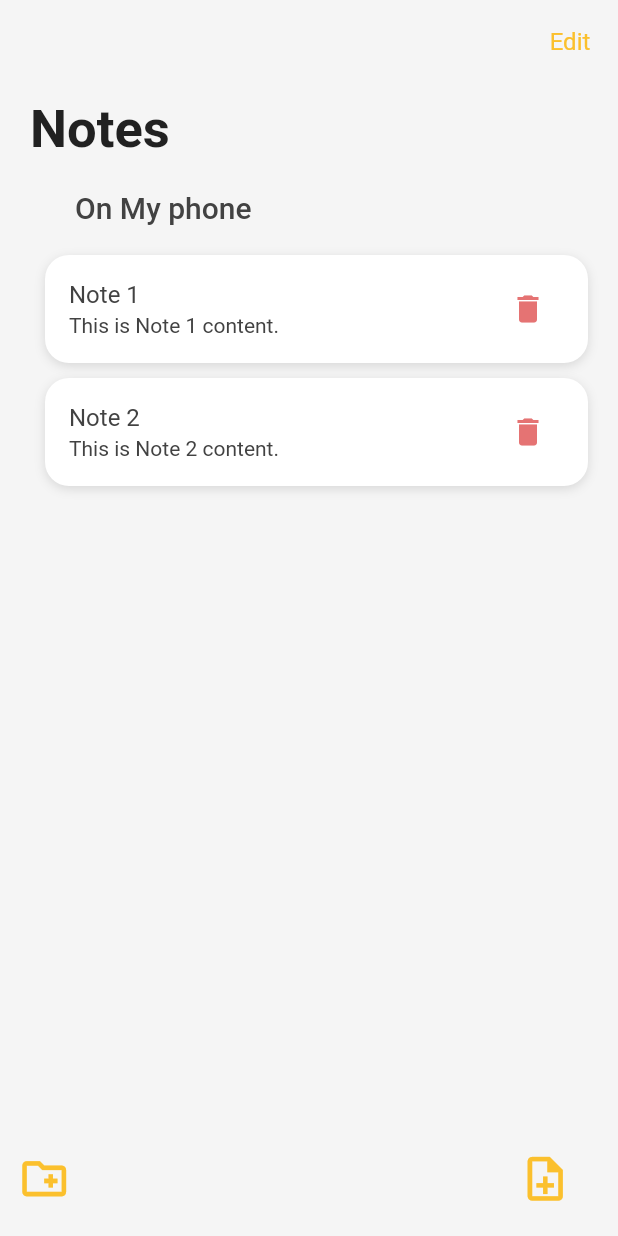
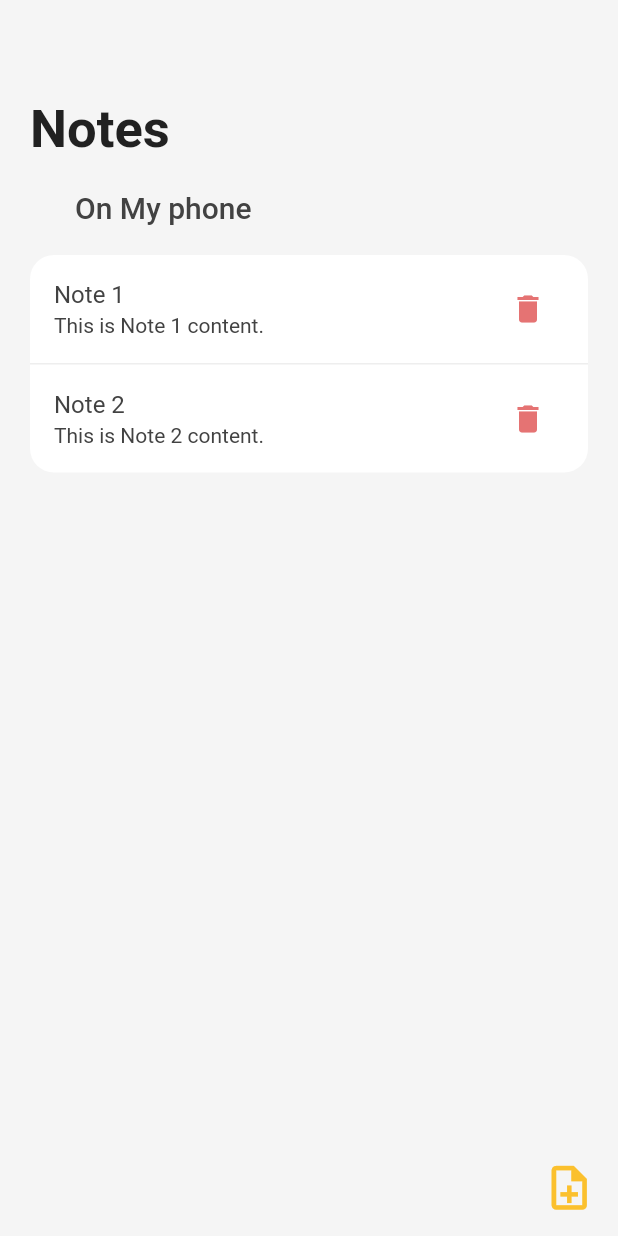
Before and after one commit to itssss-sweta/NoteAppReplica, a Flutter app: the screen it shows after launch, on a phone screen of 412 x 824 dp. Run offline on Flutter 3.47's test engine with Material 2 defaults, Android fonts, the light colour scheme and no system bars; our stand-ins replace image_picker.

```diff
--- a/lib/function/taskcolumn.dart
+++ b/lib/function/taskcolumn.dart
@@ -1,4 +1,6 @@
+import 'package:provider/provider.dart';
 import 'package:flutter/material.dart';
+import 'package:noteappreplica/function/addnote.dart';
 import '../color palette/colors.dart';
 import '../model/note.dart';
 
@@ -15,29 +17,31 @@ class TaskColumn extends StatelessWidget {
 
   @override
   Widget build(BuildContext context) {
+    final List<Note> allNotes =
+        Provider.of<NoteData>(context, listen: false).getAllNotes();
+
+    final int index = allNotes.indexOf(notes);
+    final bool isLastItem = index == allNotes.length - 1;
+
     return Container(
-      margin: const EdgeInsets.only(bottom: 10, left: 10),
-      //padding: const EdgeInsets.all(10),
+      width: double.infinity,
+      // padding: const EdgeInsets.only(top: 5),
       decoration: BoxDecoration(
-        color: containerColor,
-        borderRadius: BorderRadius.circular(16.0),
-        boxShadow: const [
-          BoxShadow(
-            color: Colors.black12,
-            blurRadius: 5.0,
-            offset: Offset(0, 2),
+        border: Border(
+          bottom: isLastItem ? BorderSide.none : BorderSide(color: grey1),
         ),
-        ],
       ),
-      child: Column(
-        children: [
-          ListTile(
+      child: ListTile(
         title: Text(
           notes.title,
+          maxLines: 2,
+          overflow: TextOverflow.ellipsis,
           style: TextStyle(color: textColor),
         ),
         subtitle: Text(
           notes.text,
+          maxLines: 2,
+          overflow: TextOverflow.ellipsis,
           style: TextStyle(color: textColor),
         ),
         onTap: onTap,
@@ -49,8 +53,6 @@ class TaskColumn extends StatelessWidget {
           ),
         ),
       ),
-        ],
-      ),
     );
   }
 }
--- a/lib/main.dart
+++ b/lib/main.dart
@@ -1,7 +1,7 @@
 import 'package:flutter/material.dart';
-import './screen/home.dart';
+import 'package:noteappreplica/function/addnote.dart';
 import 'package:provider/provider.dart';
-import './function/addnote.dart';
+import 'package:noteappreplica/screen/home.dart';
 
 void main() async {
   runApp(const NoteApp());
@@ -16,6 +16,7 @@ class NoteApp extends StatelessWidget {
       create: (context) => NoteData(),
       child: MaterialApp(
         title: 'Demo App',
+        debugShowCheckedModeBanner: false,
         theme: ThemeData.dark(),
         home: const HomePage(),
       ),
--- /dev/null
+++ b/lib/model/folder.dart
@@ -0,0 +1,6 @@
+class Folder {
+  int? id;
+  String folderName;
+
+  Folder({required this.id, required this.folderName});
+}
--- a/lib/screen/home.dart
+++ b/lib/screen/home.dart
@@ -8,6 +8,15 @@ import '../function/taskcolumn.dart';
 
 class HomePage extends StatefulWidget {
   const HomePage({super.key});
+
+  // ignore: library_private_types_in_public_api
+  static final GlobalKey<_HomePageState> homePageKey =
+      GlobalKey<_HomePageState>();
+
+  // Function to create a new note
+  void createNewNote() {
+    homePageKey.currentState?.createNewNote();
+  }
 
   @override
   State<HomePage> createState() => _HomePageState();
@@ -63,25 +72,6 @@ class _HomePageState extends State<HomePage> {
       appBar: AppBar(
         elevation: 0,
         backgroundColor: grey2,
-        actions: [
-          Row(
-            crossAxisAlignment: CrossAxisAlignment.center,
-            mainAxisAlignment: MainAxisAlignment.end,
-            children: [
-              TextButton(
-                onPressed: () {},
-                child: Text(
-                  'Edit',
-                  style: TextStyle(
-                    color: yellow1,
-                    fontWeight: FontWeight.w400,
-                    fontSize: 16,
-                  ),
-                ),
-              ),
-            ],
-          ),
-        ],
       ),
       body: Consumer<NoteData>(
         builder: (context, value, child) => Container(
@@ -133,12 +123,23 @@ class _HomePageState extends State<HomePage> {
                           shrinkWrap: true,
                           physics: const NeverScrollableScrollPhysics(),
                           children: [
-                            for (int i = 0; i < allNotes.length; i++)
-                              TaskColumn(
-                                notes: allNotes[i],
-                                onDelete: deleteNote,
-                                onTap: () => goToNotePage(allNotes[i], false),
+                            Container(
+                              decoration: BoxDecoration(
+                                borderRadius: BorderRadius.circular(16),
+                                color: Colors.white,
                               ),
+                              child: Column(
+                                children: [
+                                  for (int i = 0; i < allNotes.length; i++)
+                                    TaskColumn(
+                                      notes: allNotes[i],
+                                      onDelete: deleteNote,
+                                      onTap: () =>
+                                          goToNotePage(allNotes[i], false),
+                                    ),
+                                ],
+                              ),
+                            ),
                           ],
                         ),
                       ),
@@ -147,25 +148,13 @@ class _HomePageState extends State<HomePage> {
           ),
         ),
       ),
-      floatingActionButton: Container(
-        margin: const EdgeInsets.only(top: 10),
+      bottomNavigationBar: Container(
         color: grey2,
         child: Row(
-          mainAxisAlignment: MainAxisAlignment.spaceBetween,
+          mainAxisAlignment: MainAxisAlignment.end,
           children: [
             Padding(
-              padding: const EdgeInsets.only(left: 20),
-              child: IconButton(
-                onPressed: () {},
-                icon: Icon(
-                  Icons.create_new_folder_outlined,
-                  size: 35,
-                  color: yellow1,
-                ),
-              ),
-            ),
-            Padding(
-              padding: const EdgeInsets.only(right: 10),
+              padding: const EdgeInsets.all(10),
               child: IconButton(
                 onPressed: createNewNote,
                 icon: Icon(
```
Lines whose indentation alone changed are shown as unchanged.
